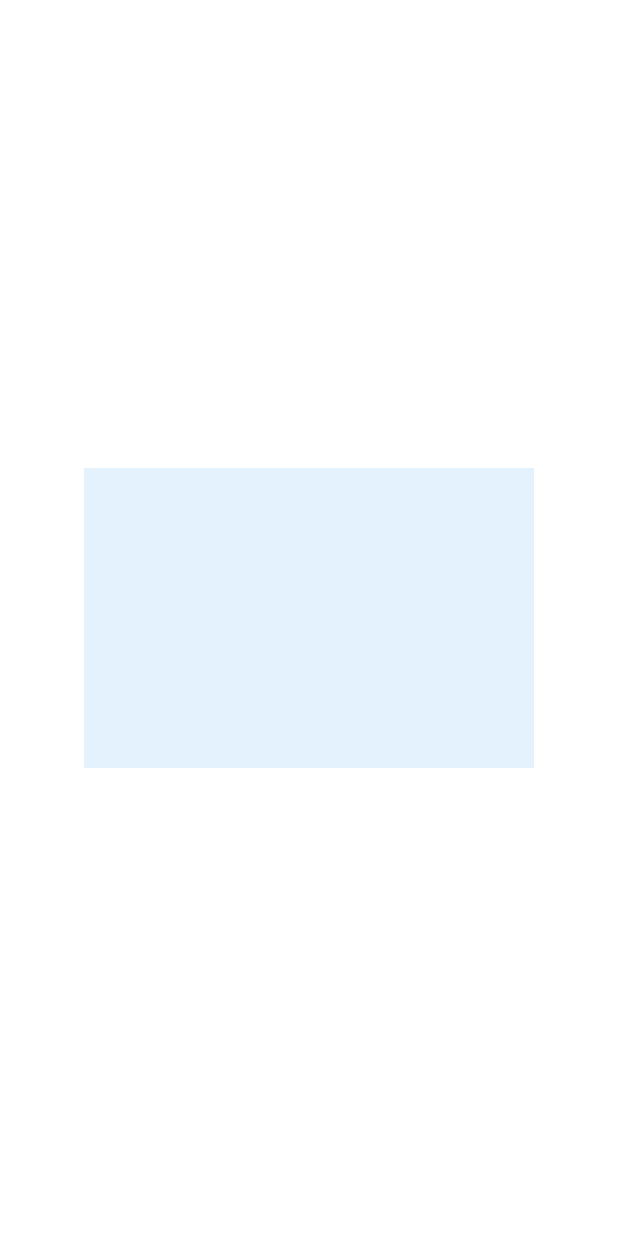
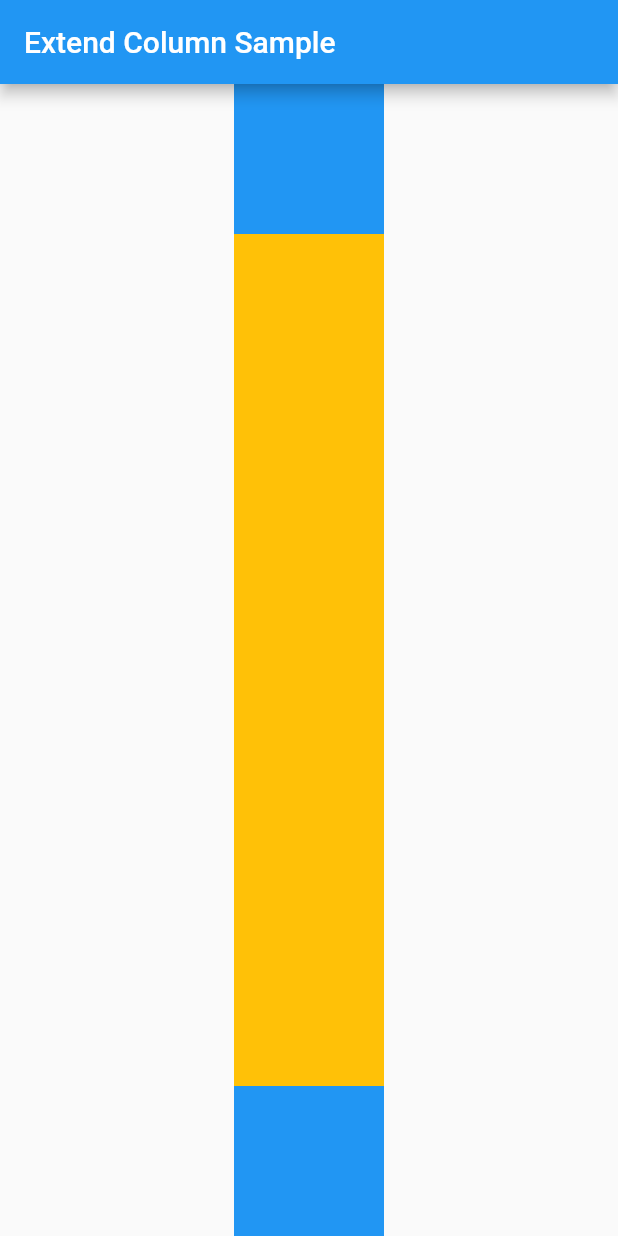
Before and after one commit to Naruse-Kazuki/-Matrix3D, a Flutter app: the screen it shows after launch, on a phone screen of 412 x 824 dp. Run offline on Flutter 3.47's test engine with Material 2 defaults, Android fonts, the phone set to English and light mode, and no system bars.

Commit message:
Expanded1

```diff
--- a/lib/main.dart
+++ b/lib/main.dart
@@ -1,25 +1,52 @@
 import 'package:flutter/material.dart';
 
-void main() {
-  runApp(
-    Expanded(
-      child: Align(
-        alignment: Alignment.center,
-        child: ConstrainedBox(
-            constraints: BoxConstraints(
-              maxWidth: 300,
-              maxHeight: 200,
+void main() => runApp(MyApp());
+
+class MyApp extends StatelessWidget {
+  static const String _title = "Flutter Code Sample";
+
+  @override
+  Widget build(BuildContext context) {
+    return MaterialApp(
+      title: _title,
+      home: MyStatelessWidget(),
+    );
+  }
+}
+
+class MyStatelessWidget extends StatelessWidget {
+  MyStatelessWidget({Key key}) : super(key: key);
+
+  @override
+  Widget build(BuildContext context) {
+    return Scaffold(
+      appBar: AppBar(
+        title: Text("Extend Column Sample"),
+      ),
+      body: Center(
+        child: Column(
+          children: <Widget>[
+            Container(
+              color: Colors.blue,
+              height: 100,
+              width: 100,
             ),
-          child: Container(
-            color: Colors.blue[50],
-          ),
+            Expanded(
+              child: Container(
+                color: Colors.amber,
+                width: 100,
+              ),
+            ),
+            Container(
+              color: Colors.blue,
+              height: 100,
+              width: 100,
+            ),
+          ],
         ),
-
-
-
       ),
-    )
-  );
+    );
+  }
 }
 
 
```
